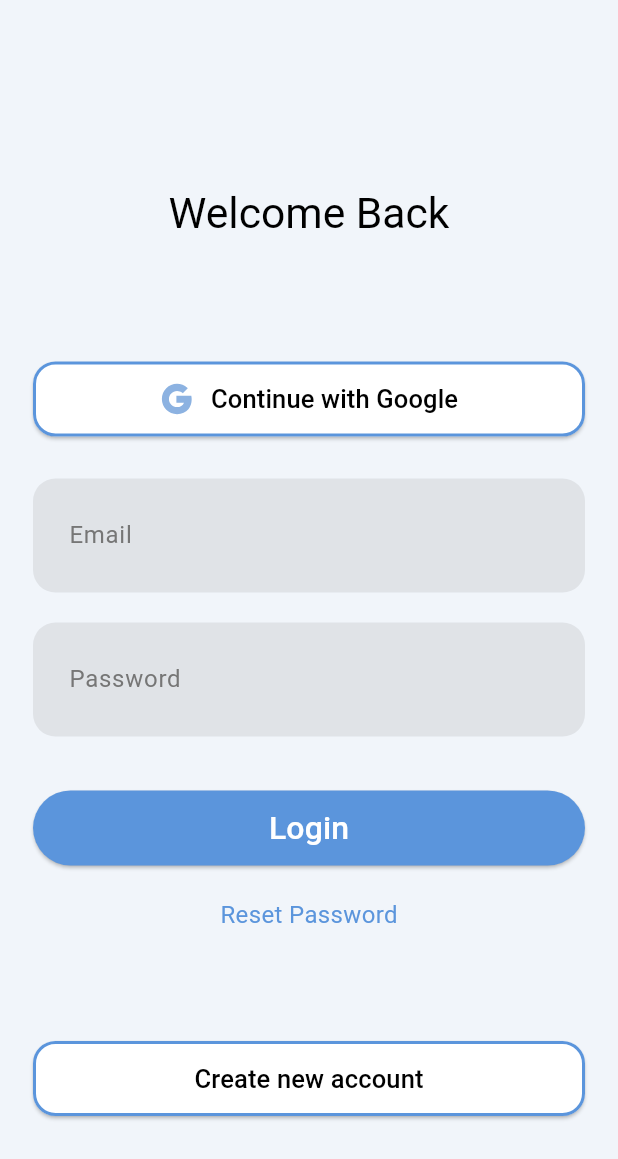
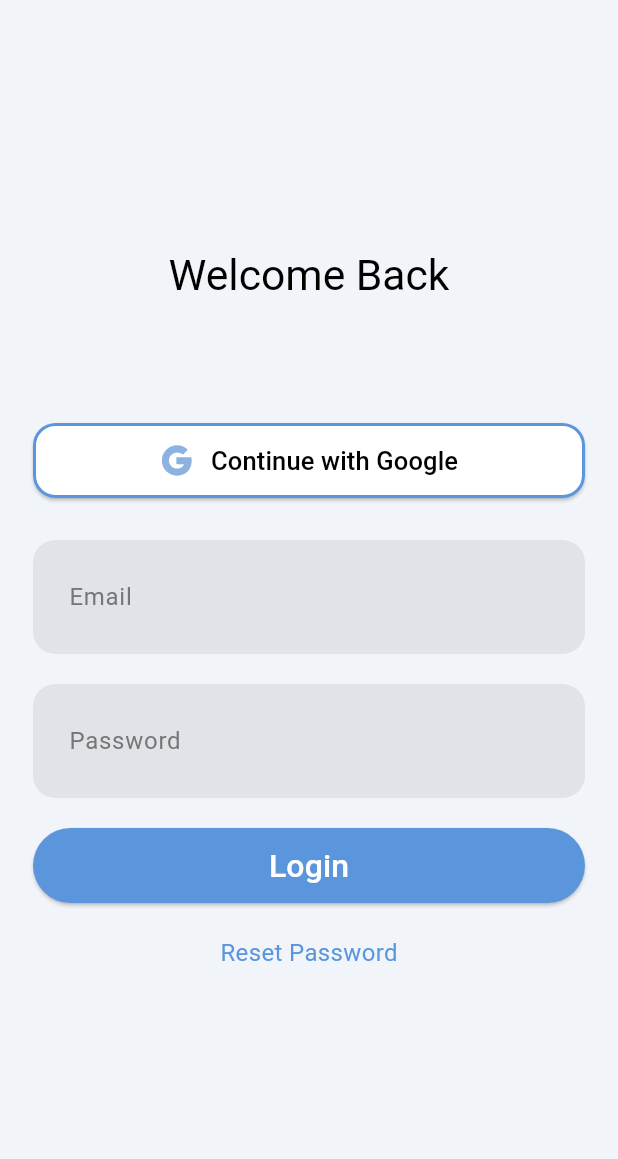
Before and after one commit to TBMenterprise/Zenify2, a Flutter app: the LoginPage screen opened by its route, on a phone screen of 412 x 824 dp. Shown: the top 1159 px of the screen. Run offline on Flutter 3.47's test engine with Material 3 defaults, Android fonts, the light colour scheme and no system bars; our stand-ins replace email_validator, firebase_auth, firebase_core, flutter_svg; accounts and stored records are empty; Roboto replaces fonts that are missing (Literata).

Commit message:
DELETE THE FUCKING UGLY BUTTON

```diff
--- a/lib/login.dart
+++ b/lib/login.dart
@@ -31,9 +31,8 @@
         email: controllerEmail.text,
         password: controllerPassword.text,
       );
-      if (context.mounted) {
-        Navigator.of(context).pushReplacementNamed('/chat');
-      }
+      if (!mounted) return;
+      Navigator.of(context).pushReplacementNamed('/chat');
     } on FirebaseAuthException catch (e) {
       setState(() {
         errorMessage = e.message ?? 'An unknown error occurred.';
@@ -66,13 +65,11 @@
                   const SizedBox(height: 20),
                   if (errorMessage.isNotEmpty)
                    _errorMessage(),
-                  const SizedBox(height: 16.0),
                   _loginButton(),
                   const SizedBox(height: 9),
                   _resetPassword(),
                   const SizedBox(height: 60),
-                  donthaveanaccount(),
-                  const SizedBox(height: 16),
+
                 ],
               ),
             ),
@@ -82,27 +79,7 @@
     );
   }
 
-   Widget donthaveanaccount () {
-    final theme = Theme.of(context);
-    return ElevatedButton(
-      onPressed: () {Navigator.pushNamed(context, '/signup');
-      },
-      style: ElevatedButton.styleFrom(
-          backgroundColor: Colors.white,
-          side: BorderSide(color: theme.colorScheme.primary, width: 2),
-          foregroundColor: Colors.black,
-          shape:
-              RoundedRectangleBorder(borderRadius: BorderRadius.circular(15))),
-      // The Row's mainAxisAlignment will handle the centering.
-      child:
-          const Text(
-            "Create new account",
-            style: TextStyle(fontSize: 17),
-          ),
 
-
-  );
-  }
 
    Widget googleButton() {
     final theme = Theme.of(context);
```
